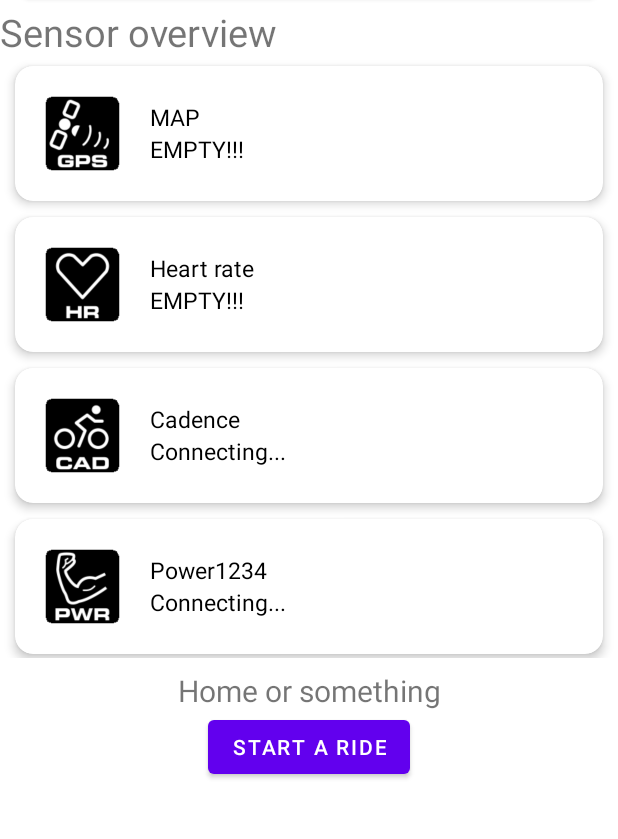
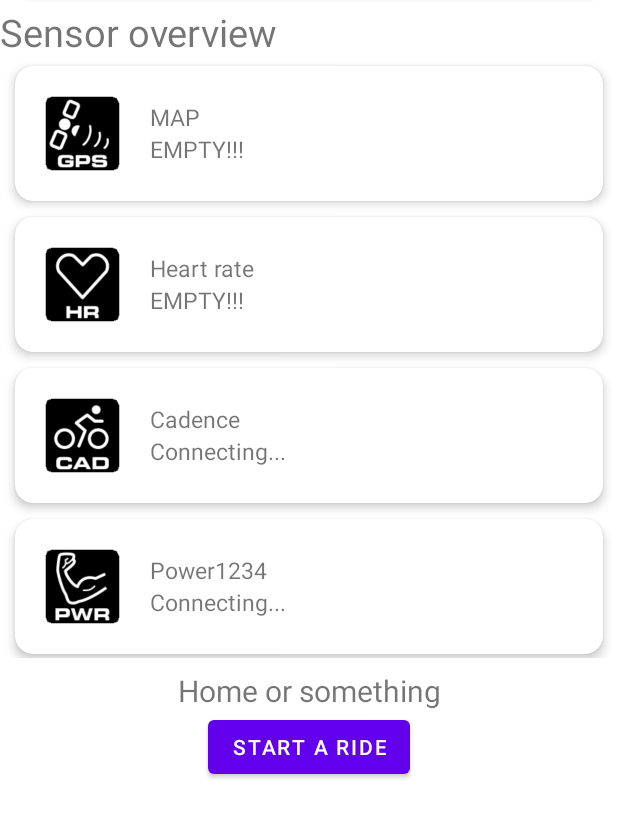
Before and after one commit to Mattyh357/VISOR, an Android app: the screen it shows after launch (MainActivity), on a phone screen of 412 x 824 dp, the part 258-1097 px from its top. Run offline under Robolectric (Android 15) with nearby library versions, the phone set to English and light mode, and no system bars; our stand-ins replace navigation-ui; 5 statements that could not run were skipped.

Commit message:
Placeholder instead of hardcoded text

```diff
--- a/AndroidApp/visor/app/src/main/res/layout/item_sensor.xml
+++ b/AndroidApp/visor/app/src/main/res/layout/item_sensor.xml
@@ -10,10 +10,8 @@
     android:layout_weight="1"
     android:layout_marginHorizontal="10dp"
     android:layout_marginVertical="5dp"
-
     app:cardCornerRadius="12dp"
     app:cardElevation="4dp"
-
     >
 
     <LinearLayout
@@ -22,7 +20,6 @@
         android:layout_height="match_parent"
         android:layout_gravity="center"
         android:paddingHorizontal="20dp"
-
         >
 
         <ImageView
@@ -31,7 +28,8 @@
             android:layout_height="50dp"
             android:scaleType="centerCrop"
             android:layout_gravity="center"
-            android:src="@drawable/splash_screen"
+            android:contentDescription="@string/item_sensor_icon"
+            android:src="@drawable/launcher_icon"
             />
 
         <LinearLayout
@@ -46,16 +44,16 @@
                 android:textSize="15sp"
                 android:layout_width="match_parent"
                 android:layout_height="wrap_content"
-                android:textColor="@color/black"
-                android:text="NAME"/>
+                android:text="@string/placeholder"
+                />
 
             <TextView
                 android:id="@+id/sensor_item_status"
                 android:textSize="15sp"
                 android:layout_width="match_parent"
                 android:layout_height="wrap_content"
-                android:textColor="@color/black"
-                android:text="STATUS"/>
+                android:text="@string/placeholder"
+                />
 
         </LinearLayout>
     </LinearLayout>
```
Also changed, not shown: AndroidApp/visor/app/src/main/res/layout/item_history.xml (+10 -7 lines).
